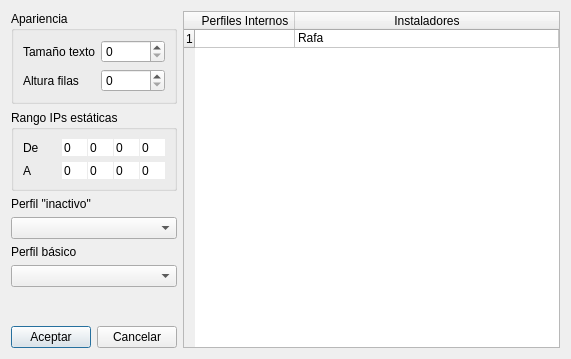
silderan/QMikPPPManager, file DlgConfiguracion.ui: the form before one commit.
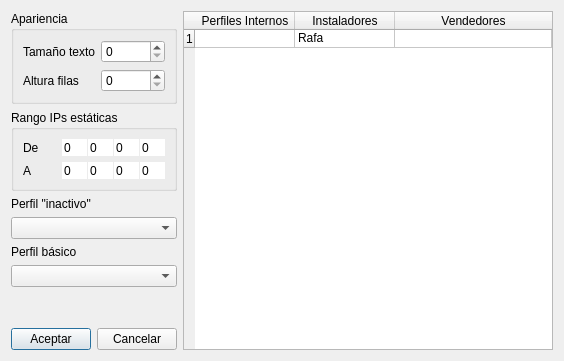
The form after the commit.

Patch:
```diff
--- a/DlgConfiguracion.ui
+++ b/DlgConfiguracion.ui
@@ -6,8 +6,8 @@
    <rect>
     <x>0</x>
     <y>0</y>
-    <width>571</width>
-    <height>359</height>
+    <width>564</width>
+    <height>361</height>
    </rect>
   </property>
   <property name="windowTitle">
@@ -272,6 +272,11 @@
        <string>Instaladores</string>
       </property>
      </column>
+     <column>
+      <property name="text">
+       <string>Vendedores</string>
+      </property>
+     </column>
      <item row="0" column="1">
       <property name="text">
        <string>Rafa</string>
```
